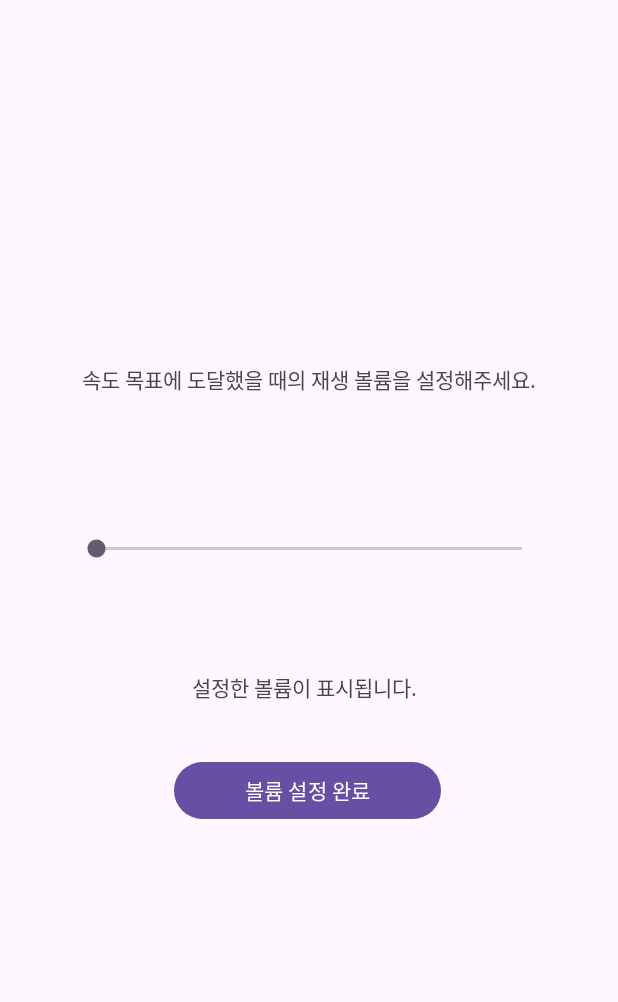
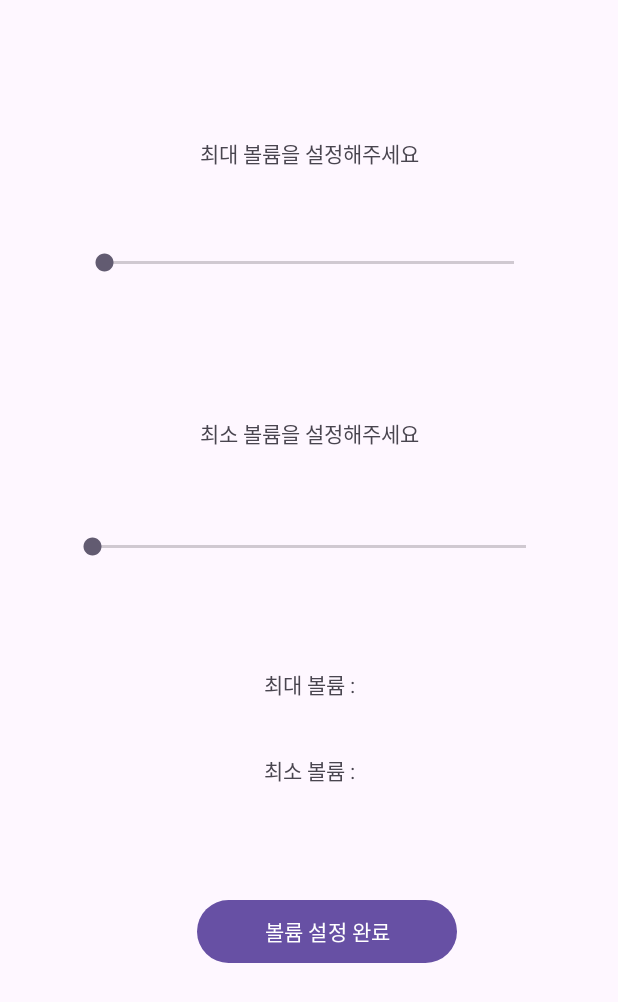
Before and after one commit to hakGuenLee/runningup, an Android app: the VolumeSelectActivity screen opened directly, with no data from a screen before it, on a phone screen of 412 x 824 dp. Shown: the top 1002 px of the screen. Run offline under Robolectric (Android 15) with nearby library versions, the phone set to English and light mode, and no system bars.

Commit message:
최소볼륨 설정 화면/기능 추가 (달릴 때 최소값 설정 문제 수정 중)

```diff
--- /dev/null
+++ b/app/src/main/java/home/test/running/ForeGroundService.kt
@@ -0,0 +1,6 @@
+package home.test.running
+
+
+//백그라운드 실행 서비스
+class ForeGroundService {
+}
--- a/app/src/main/java/home/test/running/RunningSelectActivity.kt
+++ b/app/src/main/java/home/test/running/RunningSelectActivity.kt
@@ -27,7 +27,9 @@ class RunningSelectActivity : AppCompatActivity() {
 
         //사용자가 전 화면에서 선택한 최대볼륨
         val userSelectVolume = intent.getIntExtra("volumeValue",0)
+        val userSelectLowVolume = intent.getIntExtra("lowVolumeValue",0)
         println(userSelectVolume)
+        println(userSelectLowVolume)
 
         //각 버튼 얻어오기
         val slowRunner = findViewById<Button>(R.id.slow_runner)
@@ -50,18 +52,21 @@ class RunningSelectActivity : AppCompatActivity() {
         slowRunner.setOnClickListener{
             intent.putExtra("speedValue",slowSpeed)
             intent.putExtra("userSelectVolume",userSelectVolume)
+            intent.putExtra("userSelectLowVolume",userSelectLowVolume)
             startActivity(intent)
         }
 
         reqularRunner.setOnClickListener {
             intent.putExtra("speedValue",regularSpeed)
             intent.putExtra("userSelectVolume",userSelectVolume)
+            intent.putExtra("userSelectLowVolume",userSelectLowVolume)
             startActivity(intent)
         }
 
         fastRunner.setOnClickListener {
             intent.putExtra("speedValue",fastSpeed)
             intent.putExtra("userSelectVolume",userSelectVolume)
+            intent.putExtra("userSelectLowVolume",userSelectLowVolume)
             startActivity(intent)
         }
 
--- a/app/src/main/java/home/test/running/RunningStartActivity.kt
+++ b/app/src/main/java/home/test/running/RunningStartActivity.kt
@@ -26,6 +26,7 @@ class RunningStartActivity : AppCompatActivity(), LocationListener {
     private var lastLocation: Location? = null
     private var speedThreshold = 0.0f
     private var userSelectVolumeValue = 0
+    private var userSelectLowVolumeValue = 0
     private lateinit var audioManager: AudioManager
 
     override fun onCreate(savedInstanceState: Bundle?) {
@@ -66,16 +67,19 @@ class RunningStartActivity : AppCompatActivity(), LocationListener {
 
         //RunningSelectActivity에서 넘어오는 최대 볼륨값 받기
         userSelectVolumeValue = intent.getIntExtra("userSelectVolume",0)
+        userSelectLowVolumeValue = intent.getIntExtra("userSelectLowVolume",0)
 
         //RunningSelectActivity에서 넘어오는 속도 기준값 받기
         speedThreshold = intent.getFloatExtra("speedValue",0.0f)
 
         println(userSelectVolumeValue)
+        println(userSelectLowVolumeValue)
         println(speedThreshold)
+
 
         // 속도가 0에 가까울수록 볼륨을 줄이고, 임계값 이상일 경우 볼륨을 높임
         val newVolume: Int = when {
-            speed < speedThreshold * 0.3 -> 1  //속도 기준값의 30%미만 속도일 때 볼륨 1
+            speed < speedThreshold * 0.3 -> userSelectLowVolumeValue  //속도 기준값의 30%미만 속도일 때 볼륨 1
             speed < speedThreshold * 0.5 -> userSelectVolumeValue / 4 // 속도 기준값의 50% 속도일때 볼륨읠 1/4로 설정
             speed < speedThreshold * 0.8 -> userSelectVolumeValue / 2 // 속도 기준값의 80% 속도일때 볼륨을 1/2로 설정
 
--- a/app/src/main/java/home/test/running/VolumeSelectActivity.kt
+++ b/app/src/main/java/home/test/running/VolumeSelectActivity.kt
@@ -27,7 +27,9 @@ class VolumeSelectActivity : AppCompatActivity() {
 
     private lateinit var audioManager: AudioManager
     private lateinit var volumeSelectBar: SeekBar
+    private lateinit var lowVolumeSelectBar: SeekBar
     private lateinit var volumeValueText: TextView
+    private lateinit var lowVolumeText: TextView
     private lateinit var volumeSetupBtn: Button
     private lateinit var ringtone: Ringtone
 
@@ -38,13 +40,18 @@ class VolumeSelectActivity : AppCompatActivity() {
 
         audioManager = getSystemService(AUDIO_SERVICE) as AudioManager
         volumeSelectBar = findViewById(R.id.volumeSelectBar)
+        lowVolumeSelectBar = findViewById(R.id.lowVolumeSelectBar)
+
         volumeValueText = findViewById(R.id.volumeValueText)
+        lowVolumeText = findViewById(R.id.lowVolumeValueText)
+
         volumeSetupBtn = findViewById(R.id.volumeSetupBtn)
 
         //현재 기기의 최대 볼륨 얻기
         val maxVolume = audioManager.getStreamMaxVolume(AudioManager.STREAM_MUSIC)
 
         volumeSelectBar.max = maxVolume
+        lowVolumeSelectBar.max = maxVolume
 
 
         //휴대폰 기본 벨소리 매니저 객체 얻어오기
@@ -55,12 +62,32 @@ class VolumeSelectActivity : AppCompatActivity() {
         val currentVolume = audioManager.getStreamVolume(AudioManager.STREAM_MUSIC)
         volumeSelectBar.progress = currentVolume
 
-        // SeekBar의 변경 리스너 설정
+        // 최대볼륨바의 변경 리스너 설정
         volumeSelectBar.setOnSeekBarChangeListener(object : SeekBar.OnSeekBarChangeListener {
             override fun onProgressChanged(seekBar: SeekBar?, progress: Int, fromUser: Boolean) {
                 // 현재 볼륨을 조정하고 벨소리 재생
                 audioManager.setStreamVolume(AudioManager.STREAM_MUSIC, progress, 0)
-                volumeValueText.text = "설정한 볼륨: $progress"
+                volumeValueText.text = "설정한 최대 볼륨: $progress"
+                ringtone.play() // 벨소리 재생
+            }
+
+            override fun onStartTrackingTouch(seekBar: SeekBar?) {
+                // 사용자가 터치를 시작했을 때
+                ringtone.play()
+            }
+
+            override fun onStopTrackingTouch(seekBar: SeekBar?) {
+                // 사용자가 터치를 멈췄을 때
+                ringtone.stop() // 터치 멈출 시 벨소리 정지
+            }
+        })
+
+        //최소볼륨바의 변경 리스너 설정
+        lowVolumeSelectBar.setOnSeekBarChangeListener(object : SeekBar.OnSeekBarChangeListener {
+            override fun onProgressChanged(seekBar: SeekBar?, progress: Int, fromUser: Boolean) {
+                // 현재 볼륨을 조정하고 벨소리 재생
+                audioManager.setStreamVolume(AudioManager.STREAM_MUSIC, progress, 0)
+                lowVolumeText.text = "설정한 최소 볼륨: $progress"
                 ringtone.play() // 벨소리 재생
             }
 
@@ -79,9 +106,12 @@ class VolumeSelectActivity : AppCompatActivity() {
         volumeSetupBtn.setOnClickListener {
             println("btnClick!!")
             val volumeValue = volumeSelectBar.progress
+            val lowVolumeValue = lowVolumeSelectBar.progress
             println(volumeValue)
+            println(lowVolumeValue)
             val intent = Intent(this, RunningSelectActivity::class.java).apply {
                 putExtra("volumeValue", volumeValue)
+                putExtra("lowVolumeValue",lowVolumeValue)
             }
             startActivity(intent)
         }
--- a/app/src/main/res/layout/volume_select.xml
+++ b/app/src/main/res/layout/volume_select.xml
@@ -7,52 +7,82 @@
     android:layout_height="match_parent"
     tools:context=".MainActivity">
 
-    <SeekBar
-        android:id="@+id/volumeSelectBar"
-        android:layout_width="0dp"
-        android:layout_height="0dp"
-        android:layout_marginStart="48dp"
-        android:layout_marginTop="309dp"
-        android:layout_marginEnd="48dp"
-        android:layout_marginBottom="24dp"
-        app:layout_constraintBottom_toTopOf="@+id/volumeValueText"
-        app:layout_constraintEnd_toEndOf="parent"
-        app:layout_constraintStart_toStartOf="parent"
-        app:layout_constraintTop_toTopOf="parent" />
-
     <TextView
-        android:id="@+id/volumeGuideText"
+        android:id="@+id/textView2"
         android:layout_width="wrap_content"
         android:layout_height="wrap_content"
-        android:layout_marginTop="242dp"
-        android:layout_marginBottom="46dp"
-        android:text="속도 목표에 도달했을 때의 재생 볼륨을 설정해주세요."
+        android:layout_marginTop="91dp"
+        android:layout_marginBottom="28dp"
+        android:text="최대 볼륨을 설정해주세요"
         app:layout_constraintBottom_toTopOf="@+id/volumeSelectBar"
         app:layout_constraintEnd_toEndOf="parent"
         app:layout_constraintStart_toStartOf="parent"
         app:layout_constraintTop_toTopOf="parent" />
 
-    <Button
-        android:id="@+id/volumeSetupBtn"
-        android:layout_width="178dp"
-        android:layout_height="46dp"
-        android:layout_marginBottom="274dp"
-        android:text="볼륨 설정 완료"
-        app:layout_constraintBottom_toBottomOf="parent"
+    <SeekBar
+        android:id="@+id/volumeSelectBar"
+        android:layout_width="0dp"
+        android:layout_height="0dp"
+        android:layout_marginStart="53dp"
+        android:layout_marginEnd="53dp"
+        android:layout_marginBottom="68dp"
+        app:layout_constraintBottom_toTopOf="@+id/textView3"
         app:layout_constraintEnd_toEndOf="parent"
-        app:layout_constraintHorizontal_bias="0.497"
         app:layout_constraintStart_toStartOf="parent"
-        app:layout_constraintTop_toBottomOf="@+id/volumeSelectBar"
-        app:layout_constraintVertical_bias="1.0" />
+        app:layout_constraintTop_toBottomOf="@+id/textView2" />
+
+    <TextView
+        android:id="@+id/textView3"
+        android:layout_width="wrap_content"
+        android:layout_height="wrap_content"
+        android:layout_marginBottom="31dp"
+        android:text="최소 볼륨을 설정해주세요"
+        app:layout_constraintBottom_toTopOf="@+id/lowVolumeSelectBar"
+        app:layout_constraintEnd_toEndOf="parent"
+        app:layout_constraintStart_toStartOf="parent"
+        app:layout_constraintTop_toBottomOf="@+id/volumeSelectBar" />
+
+    <SeekBar
+        android:id="@+id/lowVolumeSelectBar"
+        android:layout_width="0dp"
+        android:layout_height="0dp"
+        android:layout_marginStart="45dp"
+        android:layout_marginEnd="45dp"
+        android:layout_marginBottom="46dp"
+        app:layout_constraintBottom_toTopOf="@+id/volumeValueText"
+        app:layout_constraintEnd_toEndOf="parent"
+        app:layout_constraintStart_toStartOf="parent"
+        app:layout_constraintTop_toBottomOf="@+id/textView3" />
 
     <TextView
         android:id="@+id/volumeValueText"
         android:layout_width="wrap_content"
         android:layout_height="wrap_content"
-        android:layout_marginStart="12dp"
-        android:layout_marginBottom="355dp"
-        android:text="설정한 볼륨이 표시됩니다."
+        android:layout_marginBottom="36dp"
+        android:text="최대 볼륨 :"
+        app:layout_constraintBottom_toTopOf="@+id/lowVolumeValueText"
+        app:layout_constraintEnd_toEndOf="parent"
+        app:layout_constraintStart_toStartOf="parent"
+        app:layout_constraintTop_toBottomOf="@+id/lowVolumeSelectBar" />
+
+    <TextView
+        android:id="@+id/lowVolumeValueText"
+        android:layout_width="wrap_content"
+        android:layout_height="wrap_content"
+        android:layout_marginBottom="72dp"
+        android:text="최소 볼륨 :"
+        app:layout_constraintBottom_toTopOf="@+id/volumeSetupBtn"
+        app:layout_constraintStart_toStartOf="@+id/volumeValueText"
+        app:layout_constraintTop_toBottomOf="@+id/volumeValueText" />
+
+    <Button
+        android:id="@+id/volumeSetupBtn"
+        android:layout_width="173dp"
+        android:layout_height="50dp"
+        android:layout_marginEnd="107dp"
+        android:layout_marginBottom="178dp"
+        android:text="볼륨 설정 완료"
         app:layout_constraintBottom_toBottomOf="parent"
-        app:layout_constraintStart_toStartOf="@+id/volumeSetupBtn"
-        app:layout_constraintTop_toBottomOf="@+id/volumeSelectBar" />
+        app:layout_constraintEnd_toEndOf="parent"
+        app:layout_constraintTop_toBottomOf="@+id/lowVolumeValueText" />
 </androidx.constraintlayout.widget.ConstraintLayout>
```
Also changed, not shown: 2 other files.
